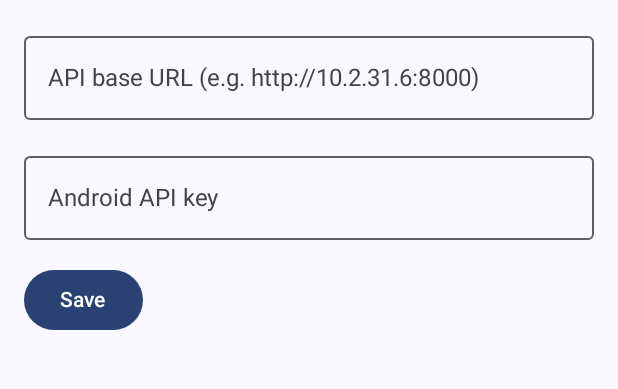
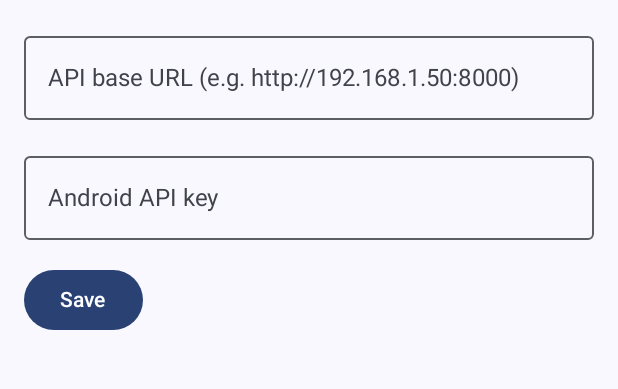
Before and after one commit to thegliffy/garage-telemetry-android, an Android app built with Jetpack Compose: the SettingsScreen screen opened through its navigation route, on a phone screen of 412 x 824 dp, the part 181-570 px from its top. Run offline under Robolectric (Android 15) with nearby library versions, the phone set to English and light mode, and no system bars; our stand-ins replace Room's generated code.

Commit message:
Use a generic example IP in the settings hint
Replaces a real home-network address with a generic RFC1918 placeholder
ahead of making this repo public.

Co-Authored-By: Claude <noreply@anthropic.com>

```diff
--- a/app/src/main/java/com/garagepi/telemetry/ui/settings/SettingsScreen.kt
+++ b/app/src/main/java/com/garagepi/telemetry/ui/settings/SettingsScreen.kt
@@ -36,7 +36,7 @@ fun SettingsScreen(viewModel: SettingsViewModel = viewModel()) {
         OutlinedTextField(
             value = uiState.baseUrl,
             onValueChange = viewModel::updateBaseUrl,
-            label = { Text("API base URL (e.g. http://10.2.31.6:8000)") },
+            label = { Text("API base URL (e.g. http://192.168.1.50:8000)") },
             singleLine = true,
             modifier = Modifier.fillMaxWidth(),
         )
```
